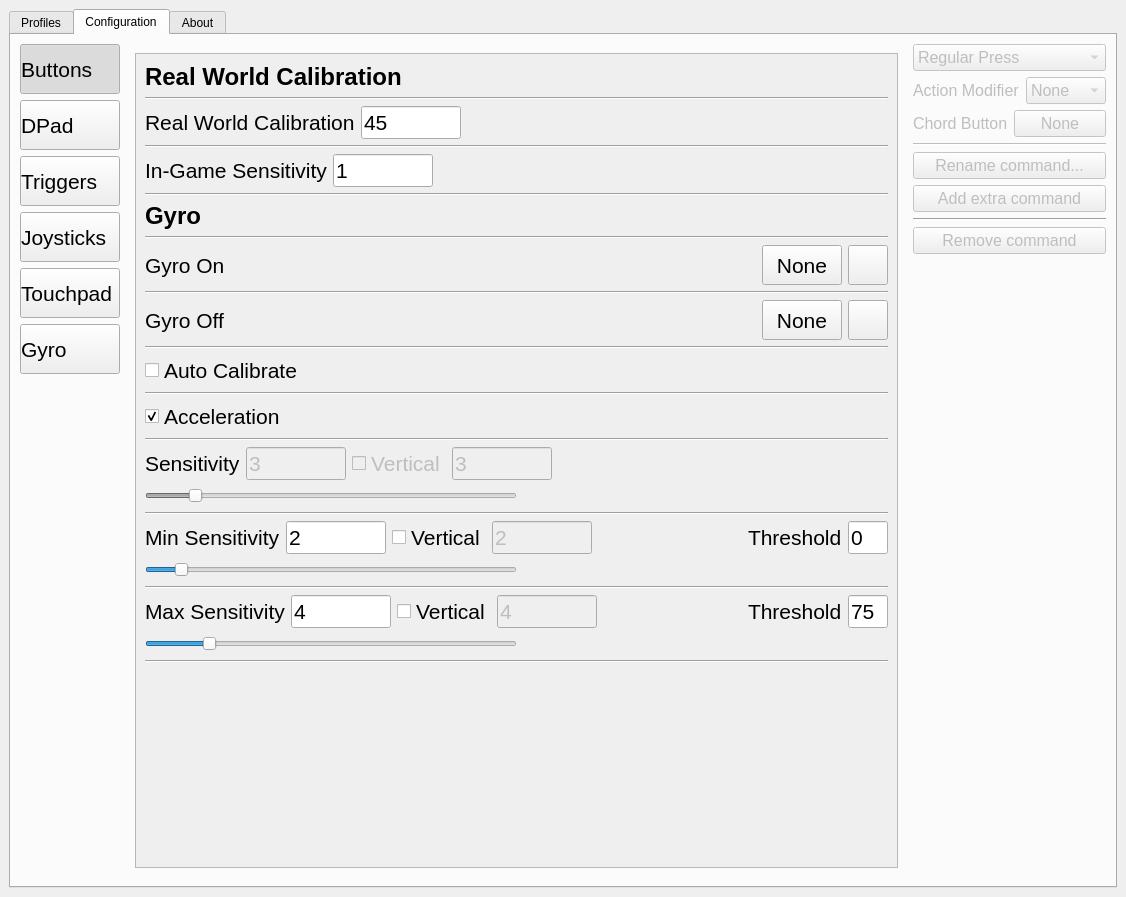
First picture: the form in joyshockgraphic/resources/joyshockgraphic.ui, repository kurushimee/JoyShockGraphic, before the edit.
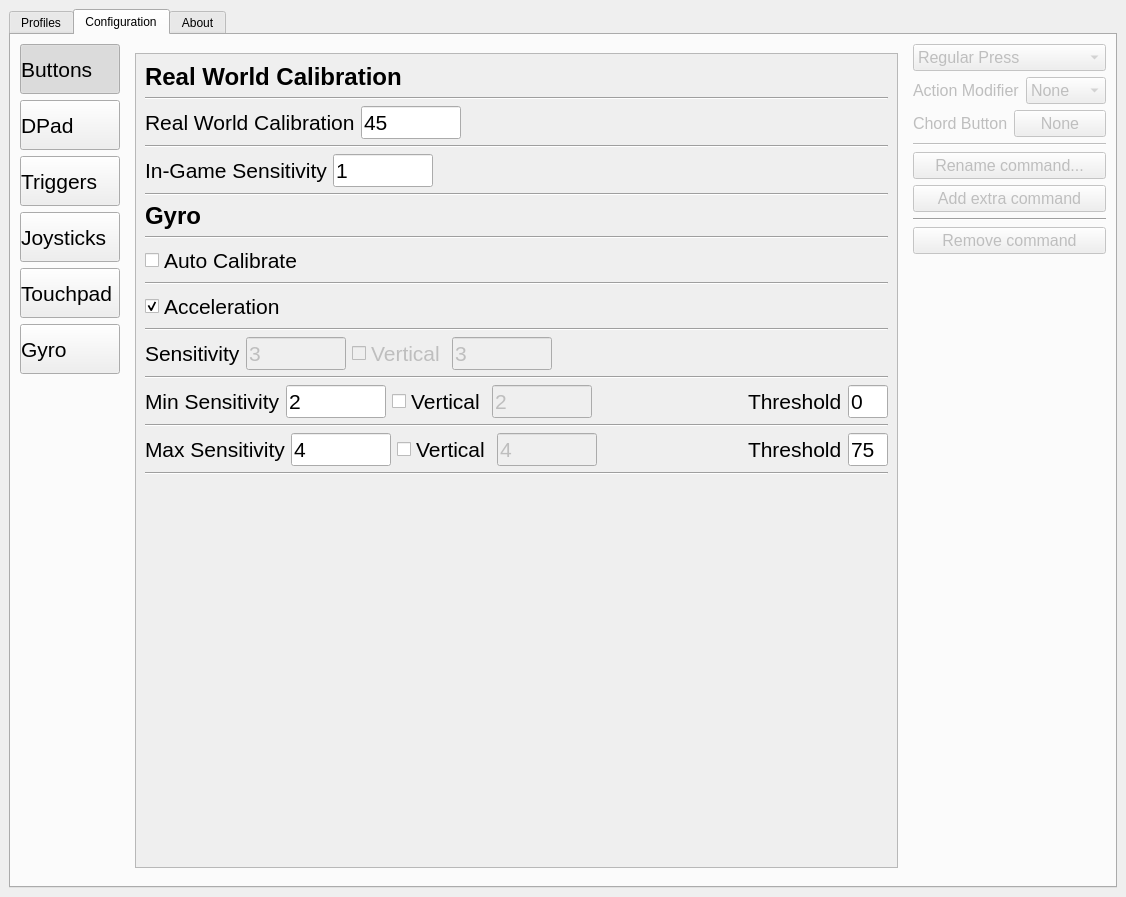
Second picture: the form after the edit. The open tabs and pages were chosen to show the change. Icons and pictures are not drawn.

Commit message: Add profile reading

Diff of the .ui file:
```diff
--- a/joyshockgraphic/resources/joyshockgraphic.ui
+++ b/joyshockgraphic/resources/joyshockgraphic.ui
@@ -4823,178 +4823,6 @@
                     </property>
                    </widget>
                   </item>
-                  <item>
-                   <layout class="QHBoxLayout" name="horizontalLayout_44">
-                    <item>
-                     <widget class="QLabel" name="label_66">
-                      <property name="font">
-                       <font>
-                        <pointsize>16</pointsize>
-                       </font>
-                      </property>
-                      <property name="toolTip">
-                       <string>&lt;html&gt;&lt;head/&gt;&lt;body&gt;&lt;p&gt;GYRO_ON&lt;/p&gt;&lt;/body&gt;&lt;/html&gt;</string>
-                      </property>
-                      <property name="text">
-                       <string>Gyro On</string>
-                      </property>
-                     </widget>
-                    </item>
-                    <item>
-                     <spacer name="horizontalSpacer_43">
-                      <property name="orientation">
-                       <enum>Qt::Horizontal</enum>
-                      </property>
-                      <property name="sizeHint" stdset="0">
-                       <size>
-                        <width>40</width>
-                        <height>20</height>
-                       </size>
-                      </property>
-                     </spacer>
-                    </item>
-                    <item>
-                     <widget class="QPushButton" name="pbGYRO_ON">
-                      <property name="minimumSize">
-                       <size>
-                        <width>40</width>
-                        <height>40</height>
-                       </size>
-                      </property>
-                      <property name="font">
-                       <font>
-                        <pointsize>16</pointsize>
-                       </font>
-                      </property>
-                      <property name="text">
-                       <string>None</string>
-                      </property>
-                      <attribute name="buttonGroup">
-                       <string notr="true">bgPickBind</string>
-                      </attribute>
-                     </widget>
-                    </item>
-                    <item>
-                     <widget class="QPushButton" name="pbGYRO_ONSettings">
-                      <property name="minimumSize">
-                       <size>
-                        <width>40</width>
-                        <height>40</height>
-                       </size>
-                      </property>
-                      <property name="text">
-                       <string/>
-                      </property>
-                      <property name="icon">
-                       <iconset>
-                        <normaloff>icons/cogwheel.png</normaloff>icons/cogwheel.png</iconset>
-                      </property>
-                      <property name="iconSize">
-                       <size>
-                        <width>24</width>
-                        <height>24</height>
-                       </size>
-                      </property>
-                      <attribute name="buttonGroup">
-                       <string notr="true">bgLoadInput</string>
-                      </attribute>
-                     </widget>
-                    </item>
-                   </layout>
-                  </item>
-                  <item>
-                   <widget class="Line" name="line_49">
-                    <property name="orientation">
-                     <enum>Qt::Horizontal</enum>
-                    </property>
-                   </widget>
-                  </item>
-                  <item>
-                   <layout class="QHBoxLayout" name="horizontalLayout_45">
-                    <item>
-                     <widget class="QLabel" name="label_67">
-                      <property name="font">
-                       <font>
-                        <pointsize>16</pointsize>
-                       </font>
-                      </property>
-                      <property name="toolTip">
-                       <string>&lt;html&gt;&lt;head/&gt;&lt;body&gt;&lt;p&gt;GYRO_OFF&lt;/p&gt;&lt;/body&gt;&lt;/html&gt;</string>
-                      </property>
-                      <property name="text">
-                       <string>Gyro Off</string>
-                      </property>
-                     </widget>
-                    </item>
-                    <item>
-                     <spacer name="horizontalSpacer_44">
-                      <property name="orientation">
-                       <enum>Qt::Horizontal</enum>
-                      </property>
-                      <property name="sizeHint" stdset="0">
-                       <size>
-                        <width>40</width>
-                        <height>20</height>
-                       </size>
-                      </property>
-                     </spacer>
-                    </item>
-                    <item>
-                     <widget class="QPushButton" name="pbGYRO_OFF">
-                      <property name="minimumSize">
-                       <size>
-                        <width>40</width>
-                        <height>40</height>
-                       </size>
-                      </property>
-                      <property name="font">
-                       <font>
-                        <pointsize>16</pointsize>
-                       </font>
-                      </property>
-                      <property name="text">
-                       <string>None</string>
-                      </property>
-                      <attribute name="buttonGroup">
-                       <string notr="true">bgPickBind</string>
-                      </attribute>
-                     </widget>
-                    </item>
-                    <item>
-                     <widget class="QPushButton" name="pbGYRO_OFFSettings">
-                      <property name="minimumSize">
-                       <size>
-                        <width>40</width>
-                        <height>40</height>
-                       </size>
-                      </property>
-                      <property name="text">
-                       <string/>
-                      </property>
-                      <property name="icon">
-                       <iconset>
-                        <normaloff>icons/cogwheel.png</normaloff>icons/cogwheel.png</iconset>
-                      </property>
-                      <property name="iconSize">
-                       <size>
-                        <width>24</width>
-                        <height>24</height>
-                       </size>
-                      </property>
-                      <attribute name="buttonGroup">
-                       <string notr="true">bgLoadInput</string>
-                      </attribute>
-                     </widget>
-                    </item>
-                   </layout>
-                  </item>
-                  <item>
-                   <widget class="Line" name="line_46">
-                    <property name="orientation">
-                     <enum>Qt::Horizontal</enum>
-                    </property>
-                   </widget>
-                  </item>
                   <item>
                    <layout class="QHBoxLayout" name="horizontalLayout_46">
                     <item>
@@ -5174,39 +5002,6 @@
                     </item>
                    </layout>
                   </item>
-                  <item>
-                   <layout class="QHBoxLayout" name="horizontalLayout_49">
-                    <item>
-                     <widget class="QSlider" name="slGyroSens">
-                      <property name="enabled">
-                       <bool>false</bool>
-                      </property>
-                      <property name="maximum">
-                       <number>25</number>
-                      </property>
-                      <property name="value">
-                       <number>3</number>
-                      </property>
-                      <property name="orientation">
-                       <enum>Qt::Horizontal</enum>
-                      </property>
-                     </widget>
-                    </item>
-                    <item>
-                     <spacer name="horizontalSpacer_48">
-                      <property name="orientation">
-                       <enum>Qt::Horizontal</enum>
-                      </property>
-                      <property name="sizeHint" stdset="0">
-                       <size>
-                        <width>40</width>
-                        <height>20</height>
-                       </size>
-                      </property>
-                     </spacer>
-                    </item>
-                   </layout>
-                  </item>
                   <item>
                    <widget class="Line" name="line_52">
                     <property name="orientation">
@@ -5354,39 +5149,6 @@
                     </item>
                    </layout>
                   </item>
-                  <item>
-                   <layout class="QHBoxLayout" name="horizontalLayout_55">
-                    <item>
-                     <widget class="QSlider" name="slMinGyroSens">
-                      <property name="enabled">
-                       <bool>true</bool>
-                      </property>
-                      <property name="maximum">
-                       <number>25</number>
-                      </property>
-                      <property name="value">
-                       <number>2</number>
-                      </property>
-                      <property name="orientation">
-                       <enum>Qt::Horizontal</enum>
-                      </property>
-                     </widget>
-                    </item>
-                    <item>
-                     <spacer name="horizontalSpacer_54">
-                      <property name="orientation">
-                       <enum>Qt::Horizontal</enum>
-                      </property>
-                      <property name="sizeHint" stdset="0">
-                       <size>
-                        <width>40</width>
-                        <height>20</height>
-                       </size>
-                      </property>
-                     </spacer>
-                    </item>
-                   </layout>
-                  </item>
                   <item>
                    <widget class="Line" name="line_54">
                     <property name="orientation">
@@ -5534,39 +5296,6 @@
                     </item>
                    </layout>
                   </item>
-                  <item>
-                   <layout class="QHBoxLayout" name="horizontalLayout_56">
-                    <item>
-                     <widget class="QSlider" name="slMaxGyroSens">
-                      <property name="enabled">
-                       <bool>true</bool>
-                      </property>
-                      <property name="maximum">
-                       <number>25</number>
-                      </property>
-                      <property name="value">
-                       <number>4</number>
-                      </property>
-                      <property name="orientation">
-                       <enum>Qt::Horizontal</enum>
-                      </property>
-                     </widget>
-                    </item>
-                    <item>
-                     <spacer name="horizontalSpacer_55">
-                      <property name="orientation">
-                       <enum>Qt::Horizontal</enum>
-                      </property>
-                      <property name="sizeHint" stdset="0">
-                       <size>
-                        <width>40</width>
-                        <height>20</height>
-                       </size>
-                      </property>
-                     </spacer>
-                    </item>
-                   </layout>
-                  </item>
                   <item>
                    <widget class="Line" name="line_55">
                     <property name="orientation">
```
Left out of the diff: 95 changed lines with no effect on the pictures. The commit also changes 2 other files.
